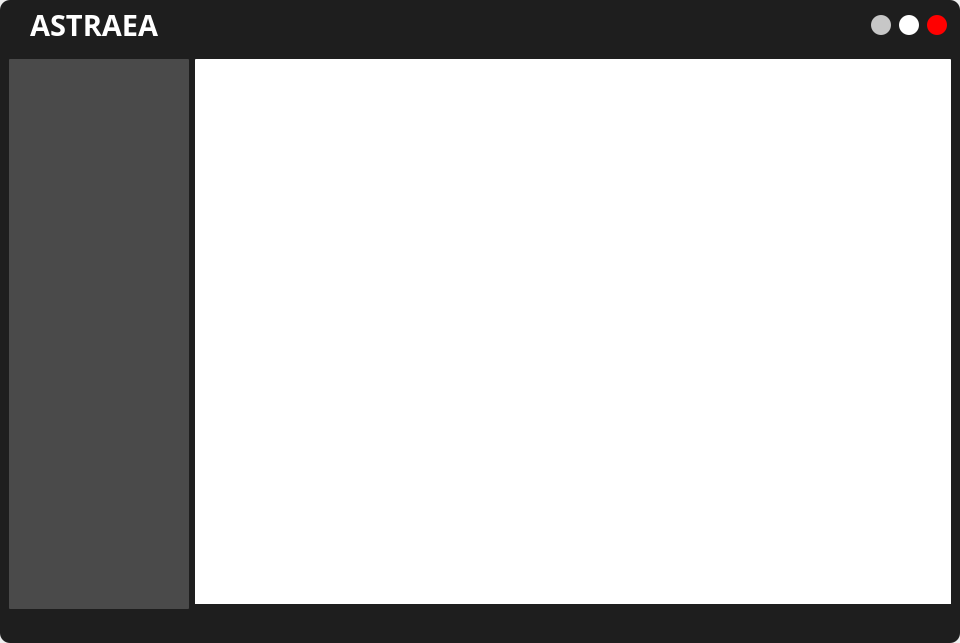
First picture: the form in UI_Files/result_form.ui, repository hoangm960/Astraea, before the edit.
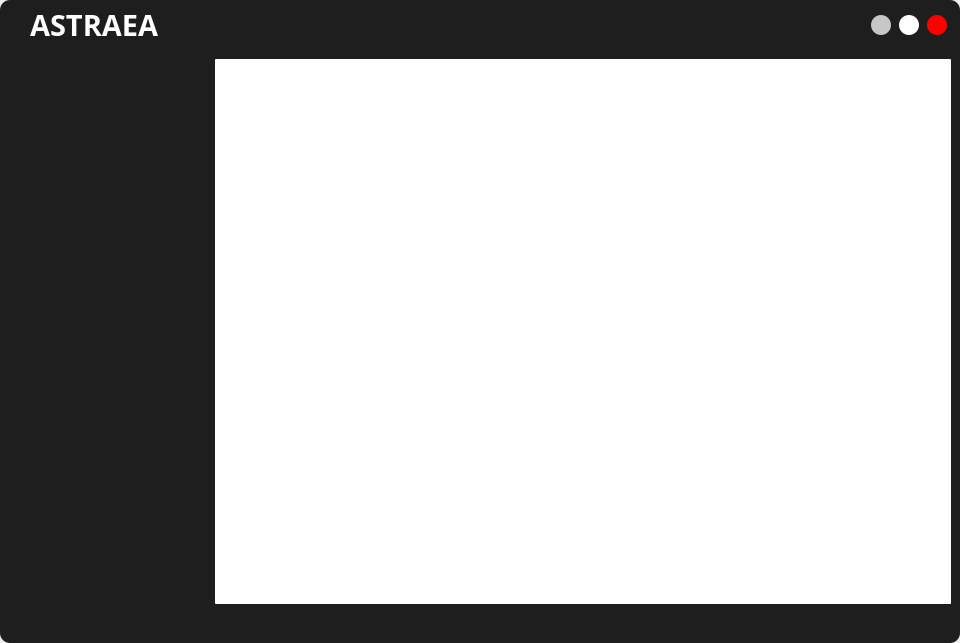
Second picture: the form after the edit.

The edit to the form file:
```diff
--- a/UI_Files/result_form.ui
+++ b/UI_Files/result_form.ui
@@ -1115,7 +1115,7 @@
                   <widget class="QFrame" name="lesson_widget_frame">
                    <property name="minimumSize">
                     <size>
-                     <width>180</width>
+                     <width>200</width>
                      <height>550</height>
                     </size>
                    </property>
@@ -1125,10 +1125,7 @@
                    <property name="frameShadow">
                     <enum>QFrame::Raised</enum>
                    </property>
-                   <layout class="QVBoxLayout" name="verticalLayout_7">
-                    <property name="spacing">
-                     <number>0</number>
-                    </property>
+                   <layout class="QGridLayout" name="gridLayout_2">
                     <property name="leftMargin">
                      <number>0</number>
                     </property>
@@ -1141,159 +1138,33 @@
                     <property name="bottomMargin">
                      <number>0</number>
                     </property>
-                    <item>
-                     <widget class="QScrollArea" name="scrollArea_3">
-                      <property name="styleSheet">
-                       <string notr="true">QScrollArea {
-	background-color: rgba(255, 255, 255, 50);
-	outline: 0;
-} 
-QScrollArea::item { 
-	margin: 20px;
-	background-color: transparent;
-	border: 0px solid black;
-}
-
-QScrollBar{
-	background : rgb(255, 255, 255);	
-}
-
-QScrollBar::handle{
-	background : rgb(158, 158, 158);
-	border-radius: 5px;
-	margin: 3px 3px 3px 3px;
-}
-
-QScrollBar::handle::pressed{
-	background : rgb(85, 85, 85);
-}
-
-QScrollBar::add-line {
-	height: 0px;
-}
-
-QScrollBar::sub-line {
-	height: 0px;
-}
-
-QScrollBar::add-page, QScrollBar::sub-page {
-	height: 0px;
-}</string>
+                    <property name="spacing">
+                     <number>0</number>
+                    </property>
+                    <item row="0" column="0">
+                     <widget class="QListWidget" name="listWidget">
+                      <property name="minimumSize">
+                       <size>
+                        <width>200</width>
+                        <height>550</height>
+                       </size>
                       </property>
-                      <property name="widgetResizable">
-                       <bool>true</bool>
+                      <property name="maximumSize">
+                       <size>
+                        <width>150</width>
+                        <height>16777215</height>
+                       </size>
                       </property>
-                      <widget class="QWidget" name="scrollAreaWidgetContents">
-                       <property name="geometry">
-                        <rect>
-                         <x>0</x>
-                         <y>0</y>
-                         <width>180</width>
-                         <height>550</height>
-                        </rect>
-                       </property>
-                      </widget>
                      </widget>
                     </item>
                    </layout>
                   </widget>
                  </item>
                  <item row="0" column="1">
-                  <widget class="QStackedWidget" name="list_widget_stackedWidget_2">
-                   <property name="minimumSize">
-                    <size>
-                     <width>0</width>
-                     <height>450</height>
-                    </size>
-                   </property>
+                  <widget class="QTextBrowser" name="textBrowser">
                    <property name="styleSheet">
-                    <string notr="true">color: rgb(0, 0, 0)</string>
+                    <string notr="true">background-color: rgb(255,255,255);</string>
                    </property>
-                   <property name="frameShape">
-                    <enum>QFrame::StyledPanel</enum>
-                   </property>
-                   <property name="frameShadow">
-                    <enum>QFrame::Raised</enum>
-                   </property>
-                   <widget class="QWidget" name="list_widget_stackedWidget_2Page1" native="true">
-                    <layout class="QHBoxLayout" name="horizontalLayout_8" stretch="0">
-                     <property name="spacing">
-                      <number>0</number>
-                     </property>
-                     <property name="leftMargin">
-                      <number>0</number>
-                     </property>
-                     <property name="topMargin">
-                      <number>0</number>
-                     </property>
-                     <property name="rightMargin">
-                      <number>0</number>
-                     </property>
-                     <property name="bottomMargin">
-                      <number>0</number>
-                     </property>
-                     <item>
-                      <widget class="QScrollArea" name="scrollArea_2">
-                       <property name="minimumSize">
-                        <size>
-                         <width>0</width>
-                         <height>550</height>
-                        </size>
-                       </property>
-                       <property name="styleSheet">
-                        <string notr="true">QScrollArea {
-	background-color: rgb(255, 255, 255);
-	outline: 0;
-} 
-QScrollArea::item { 
-	margin: 20px;
-	background-color: transparent;
-	border: 0px solid black;
-}
-
-QScrollBar{
-	background : rgb(255, 255, 255);	
-}
-
-QScrollBar::handle{
-	background : rgb(158, 158, 158);
-	border-radius: 5px;
-	margin: 3px 3px 3px 3px;
-}
-
-QScrollBar::handle::pressed{
-	background : rgb(85, 85, 85);
-}
-
-QScrollBar::add-line {
-	height: 0px;
-}
-
-QScrollBar::sub-line {
-	height: 0px;
-}
-
-QScrollBar::add-page, QScrollBar::sub-page {
-	height: 0px;
-}</string>
-                       </property>
-                       <property name="widgetResizable">
-                        <bool>true</bool>
-                       </property>
-                       <widget class="QWidget" name="content_widget_2">
-                        <property name="geometry">
-                         <rect>
-                          <x>0</x>
-                          <y>0</y>
-                          <width>756</width>
-                          <height>550</height>
-                         </rect>
-                        </property>
-                       </widget>
-                      </widget>
-                     </item>
-                    </layout>
-                   </widget>
                   </widget>
                  </item>
                 </layout>
```
Left out of the diff: 8 changed lines with no effect on the pictures.
